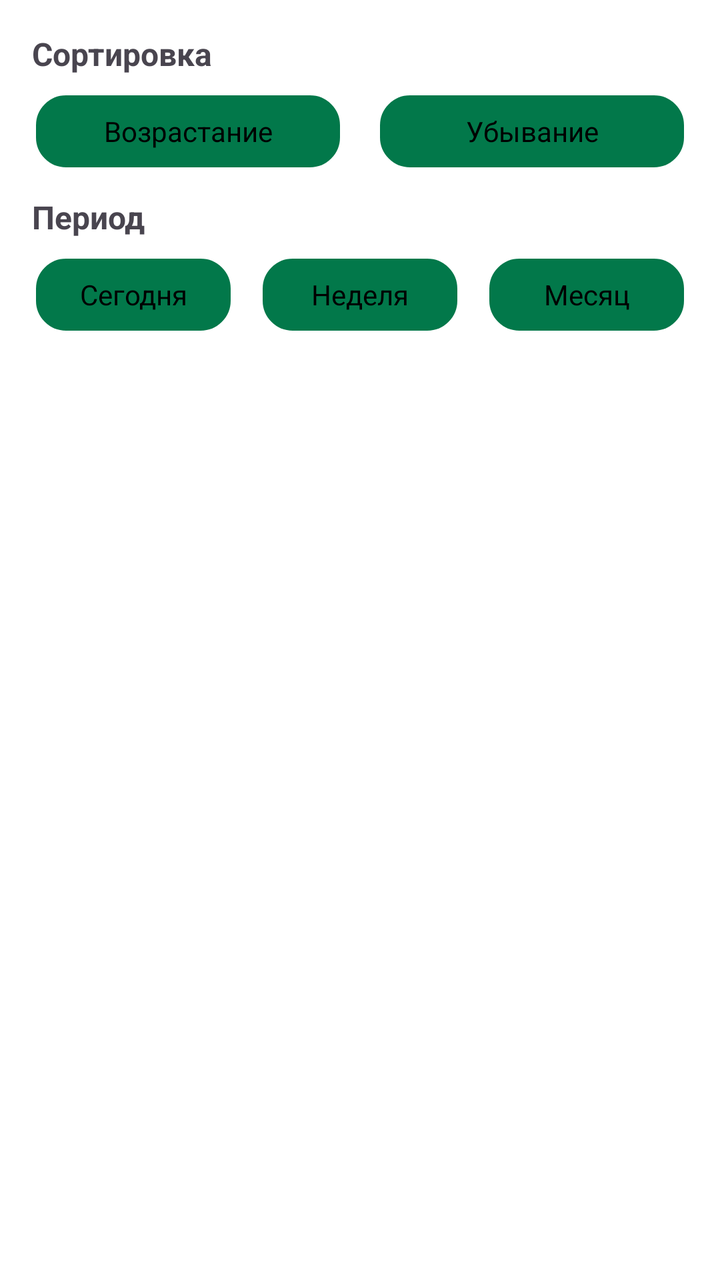
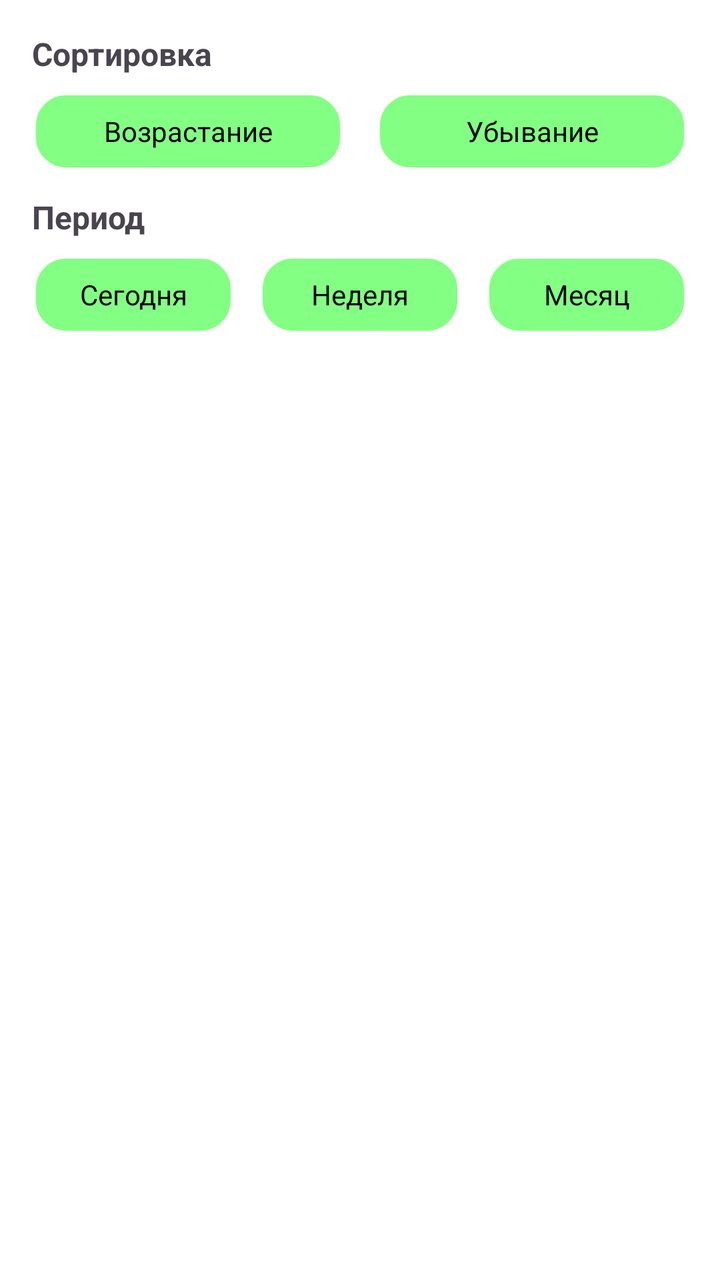

Compare the two renders of this Android layout. The source of the first and the diff that turns it into the second are given below.
<!-- AndroidManifest.xml: application theme Theme.LemonSoftBag -->
<!-- res/layout/bottom_sheet.xml -->
<?xml version="1.0" encoding="utf-8"?>
<LinearLayout xmlns:android="http://schemas.android.com/apk/res/android"
    android:id="@+id/bottomSheetLayout"
    android:orientation="vertical"
    android:padding="16dp"
    android:layout_width="match_parent"
    android:layout_height="wrap_content"
    android:background="@color/white">

    
    <TextView
        android:layout_width="wrap_content"
        android:layout_height="wrap_content"
        android:text="Сортировка"
        android:textStyle="bold"
        android:textSize="16sp"
        android:paddingBottom="8dp"/>

    <LinearLayout
        android:orientation="horizontal"
        android:layout_width="match_parent"
        android:layout_height="wrap_content"
        android:weightSum="2"
        android:layout_marginBottom="12dp">

        <TextView
            android:id="@+id/sortAscending"
            android:layout_weight="1"
            android:layout_width="0dp"
            android:layout_height="40dp"
            android:text="Возрастание"
            android:gravity="center"
            android:background="@drawable/rounded_button"
            android:padding="8dp"
            android:textColor="@color/black"
            android:layout_marginEnd="8dp"/>

        <TextView
            android:id="@+id/sortDescending"
            android:layout_weight="1"
            android:layout_width="0dp"
            android:layout_height="40dp"
            android:text="Убывание"
            android:gravity="center"
            android:background="@drawable/rounded_button"
            android:padding="8dp"
            android:layout_marginStart="8dp"
            android:textColor="@color/black"
            />
    </LinearLayout>

    
    <TextView
        android:layout_width="wrap_content"
        android:layout_height="wrap_content"
        android:text="Период"
        android:textStyle="bold"
        android:textSize="16sp"
        android:paddingBottom="8dp"/>

    <LinearLayout
        android:orientation="horizontal"
        android:layout_width="match_parent"
        android:layout_height="wrap_content"
        android:weightSum="3"
        android:layout_marginBottom="12dp">

        <TextView
            android:id="@+id/periodToday"
            android:layout_weight="1"
            android:layout_width="0dp"
            android:layout_height="40dp"
            android:text="Сегодня"
            android:gravity="center"
            android:background="@drawable/rounded_button"
            android:padding="8dp"
            android:layout_marginEnd="8dp"
            android:textColor="@color/black"/>

        <TextView
            android:id="@+id/periodWeek"
            android:layout_weight="1"
            android:layout_width="0dp"
            android:layout_height="40dp"
            android:text="Неделя"
            android:gravity="center"
            android:background="@drawable/rounded_button"
            android:padding="8dp"
            android:layout_marginHorizontal="4dp"
            android:textColor="@color/black" />

        <TextView
            android:id="@+id/periodMonth"
            android:layout_weight="1"
            android:layout_width="0dp"
            android:layout_height="40dp"
            android:text="Месяц"
            android:gravity="center"
            android:background="@drawable/rounded_button"
            android:padding="8dp"
            android:layout_marginStart="8dp"
            android:textColor="@color/black"/>
    </LinearLayout>

    
    <TextView
        android:id="@+id/categoryTitle"
        android:layout_width="wrap_content"
        android:layout_height="wrap_content"
        android:text="Категории"
        android:textStyle="bold"
        android:textSize="16sp"
        android:paddingBottom="8dp"
        android:visibility="gone"/>

    <LinearLayout
        android:id="@+id/categoryContainer"
        android:orientation="horizontal"
        android:layout_width="match_parent"
        android:layout_height="wrap_content"
        android:weightSum="4"
        android:layout_marginTop="8dp"
        android:visibility="gone">

        <TextView
            android:id="@+id/filter1"
            android:layout_weight="1"
            android:layout_width="0dp"
            android:layout_height="40dp"
            android:text="Еда"
            android:gravity="center"
            android:background="@drawable/rounded_button"
            android:padding="8dp"
            android:layout_marginEnd="4dp"
            android:textColor="@color/black"/>

        <TextView
            android:id="@+id/filter2"
            android:layout_weight="1"
            android:layout_width="0dp"
            android:layout_height="40dp"
            android:text="Транспорт"
            android:gravity="center"
            android:background="@drawable/rounded_button"
            android:padding="8dp"
            android:layout_marginHorizontal="2dp"
            android:textColor="@color/black"/>

        <TextView
            android:id="@+id/filter3"
            android:layout_weight="1"
            android:layout_width="0dp"
            android:layout_height="40dp"
            android:text="Развлечения"
            android:gravity="center"
            android:background="@drawable/rounded_button"
            android:padding="8dp"
            android:layout_marginHorizontal="2dp"
            android:textColor="@color/black"/>

        <TextView
            android:id="@+id/filter4"
            android:layout_weight="1"
            android:layout_width="0dp"
            android:layout_height="40dp"
            android:text="Коммуналка"
            android:gravity="center"
            android:background="@drawable/rounded_button"
            android:padding="8dp"
            android:layout_marginStart="4dp"
            android:textColor="@color/black"/>
    </LinearLayout>


</LinearLayout>
<!-- resources referenced by this layout -->
<resources>
  <color name="black">#FF000000</color>
  <color name="white">#FFFFFFFF</color>
  <!-- drawable rounded_button (drawable) -->
  <shape xmlns:android="http://schemas.android.com/apk/res/android"
      android:shape="rectangle">
  
      <solid
          android:color="@color/green"/>
  
      <stroke
          android:width="2dp"
          android:color="@color/white"/>
  
      <corners
          android:radius="16dp"/>
      />
  </shape>
  <style name="Theme.LemonSoftBag" parent="Base.Theme.LemonSoftBag" />
  <color name="green">#02784A</color>
  <style name="Base.Theme.LemonSoftBag" parent="Theme.Material3.DayNight.NoActionBar">
          
          
      </style>
</resources>

<!-- the commit's change to res/layout/bottom_sheet.xml (unified diff, before → after) -->
@@ -32,7 +32,7 @@
             android:gravity="center"
             android:background="@drawable/rounded_button"
             android:padding="8dp"
-            android:textColor="@color/black"
+            android:textColor="@color/green"
             android:layout_marginEnd="8dp"/>
 
         <TextView
@@ -45,7 +45,7 @@
             android:background="@drawable/rounded_button"
             android:padding="8dp"
             android:layout_marginStart="8dp"
-            android:textColor="@color/black"
+            android:textColor="@color/green"
             />
     </LinearLayout>
 
@@ -75,7 +75,7 @@
             android:background="@drawable/rounded_button"
             android:padding="8dp"
             android:layout_marginEnd="8dp"
-            android:textColor="@color/black"/>
+            android:textColor="@color/green"/>
 
         <TextView
             android:id="@+id/periodWeek"
@@ -87,7 +87,7 @@
             android:background="@drawable/rounded_button"
             android:padding="8dp"
             android:layout_marginHorizontal="4dp"
-            android:textColor="@color/black" />
+            android:textColor="@color/green" />
 
         <TextView
             android:id="@+id/periodMonth"
@@ -99,7 +99,7 @@
             android:background="@drawable/rounded_button"
             android:padding="8dp"
             android:layout_marginStart="8dp"
-            android:textColor="@color/black"/>
+            android:textColor="@color/green"/>
     </LinearLayout>
 
     
@@ -132,7 +132,7 @@
             android:background="@drawable/rounded_button"
             android:padding="8dp"
             android:layout_marginEnd="4dp"
-            android:textColor="@color/black"/>
+            android:textColor="@color/green"/>
 
         <TextView
             android:id="@+id/filter2"
@@ -144,7 +144,7 @@
             android:background="@drawable/rounded_button"
             android:padding="8dp"
             android:layout_marginHorizontal="2dp"
-            android:textColor="@color/black"/>
+            android:textColor="@color/green"/>
 
         <TextView
             android:id="@+id/filter3"
@@ -156,7 +156,7 @@
             android:background="@drawable/rounded_button"
             android:padding="8dp"
             android:layout_marginHorizontal="2dp"
-            android:textColor="@color/black"/>
+            android:textColor="@color/green"/>
 
         <TextView
             android:id="@+id/filter4"
@@ -168,7 +168,7 @@
             android:background="@drawable/rounded_button"
             android:padding="8dp"
             android:layout_marginStart="4dp"
-            android:textColor="@color/black"/>
+            android:textColor="@color/green"/>
     </LinearLayout>
 
 
<!-- resource entries referenced after the edit -->
@@ -1,13 +1,12 @@
 <!-- resources referenced by this layout -->
 <resources>
-  <color name="black">#FF000000</color>
   <color name="white">#FFFFFFFF</color>
   <!-- drawable rounded_button (drawable) -->
   <shape xmlns:android="http://schemas.android.com/apk/res/android"
       android:shape="rectangle">
   
       <solid
-          android:color="@color/green"/>
+          android:color="@color/plus"/>
   
       <stroke
           android:width="2dp"
@@ -18,7 +17,8 @@
       />
   </shape>
   <style name="Theme.LemonSoftBag" parent="Base.Theme.LemonSoftBag" />
-  <color name="green">#02784A</color>
+  <color name="plus">#7C00FF00</color>
+  <color name="green">#000000</color>
   <style name="Base.Theme.LemonSoftBag" parent="Theme.Material3.DayNight.NoActionBar">
           
           
